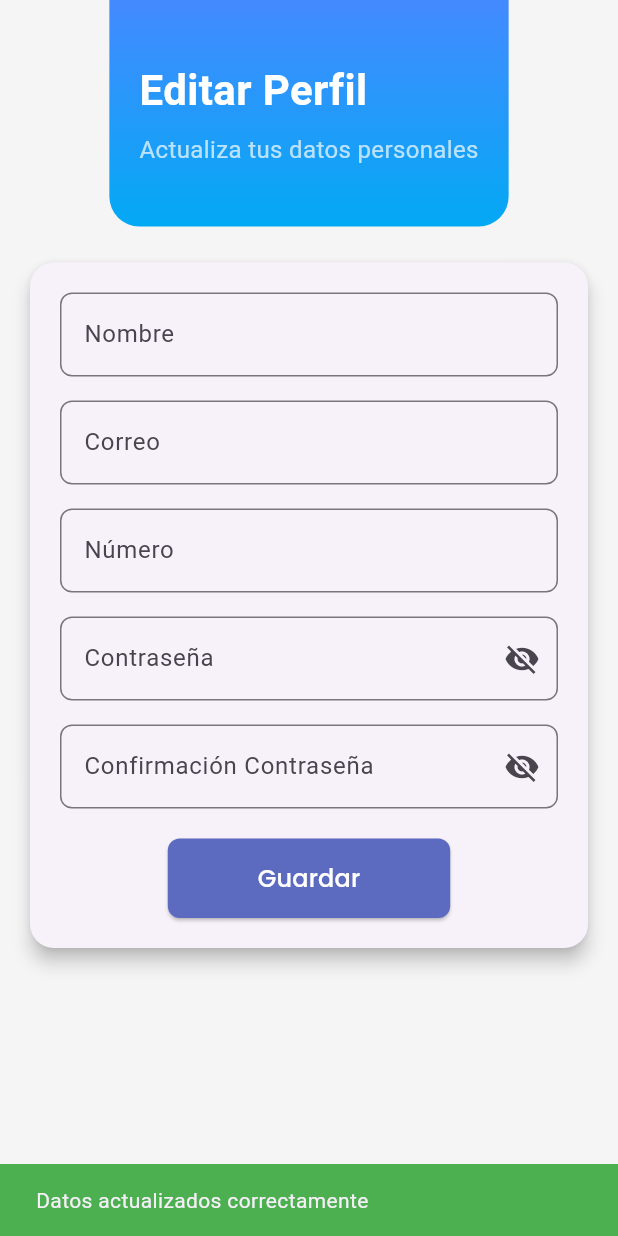
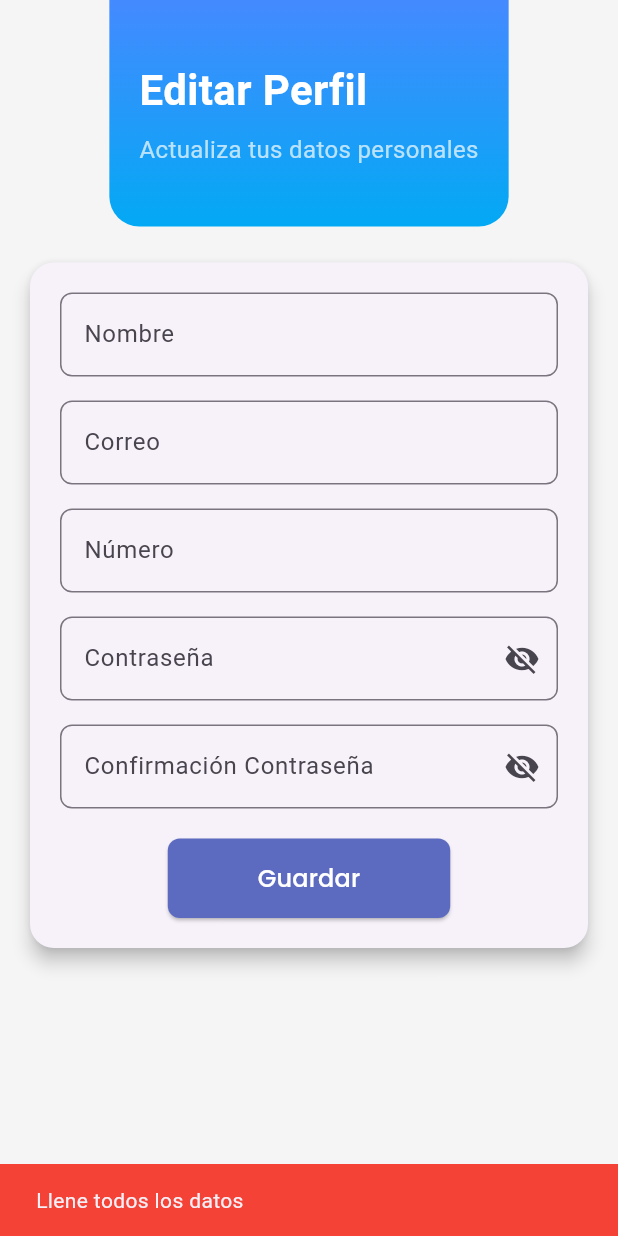
Before and after one commit to Andrewing1000/Wanted, a Flutter app: the ForMeScreen screen opened directly, after a tap on "Guardar", on a phone screen of 412 x 824 dp. Run offline on Flutter 3.47's test engine with Material 3 defaults, Android fonts, the phone set to English and light mode, and no system bars; our stand-ins replace flutter_map, google_fonts, image_picker, latlong2, shared_preferences; accounts and stored records are empty; network calls fail.

Commit message:
Fix fast

```diff
--- a/flutter_frontend/lib/views/UserMe/UserMe.dart
+++ b/flutter_frontend/lib/views/UserMe/UserMe.dart
@@ -1,4 +1,5 @@
 import 'package:flutter/material.dart';
+import 'package:mascotas_flutter/views/manager_screen.dart';
 import '../../widgets/text_input_field.dart';
 import '../../widgets/text_input_password.dart';
 import '../../widgets/start_button.dart';
@@ -114,7 +115,17 @@ class _ForMeScreenState extends State<ForMeScreen> {
                               final telefono = _numeroController.text.trim();
                               final nombre = _nameController.text.trim();
                               final UserMe user = UserMe();
-                              if (confirmacion == contrasenia) {
+                              if (correo.isEmpty ||
+                                  contrasenia.isEmpty ||
+                                  confirmacion.isEmpty ||
+                                  telefono.isEmpty ||
+                                  nombre.isEmpty) {
+                                ScaffoldMessenger.of(context)
+                                    .showSnackBar(SnackBar(
+                                  content: Text('Llene todos los datos'),
+                                  backgroundColor: Colors.red,
+                                ));
+                              } else if (confirmacion == contrasenia) {
                                 user.GuardarCambios(
                                   correo,
                                   contrasenia,
@@ -127,6 +138,17 @@ class _ForMeScreenState extends State<ForMeScreen> {
                                       Text('Datos actualizados correctamente'),
                                   backgroundColor: Colors.green,
                                 ));
+                                Navigator.push(
+                                  context,
+                                  PageRouteBuilder(
+                                    pageBuilder: (_, __, ___) =>
+                                        ManagerScreen(),
+                                    transitionsBuilder: (_, anim, __, child) {
+                                      return FadeTransition(
+                                          opacity: anim, child: child);
+                                    },
+                                  ),
+                                );
                               } else {
                                 ScaffoldMessenger.of(context)
                                     .showSnackBar(SnackBar(
```
Also changed, not shown: flutter_frontend/lib/views/UserMe/VIewProfileScreen.dart (+3 -13 lines).
